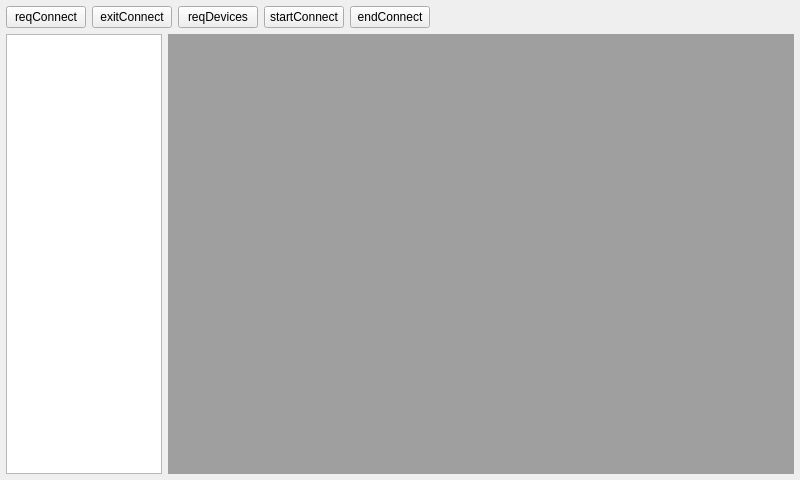
Before: the Qt Designer form GUI/mainwindow.ui in joshion/3DShow, drawn with Qt 5.
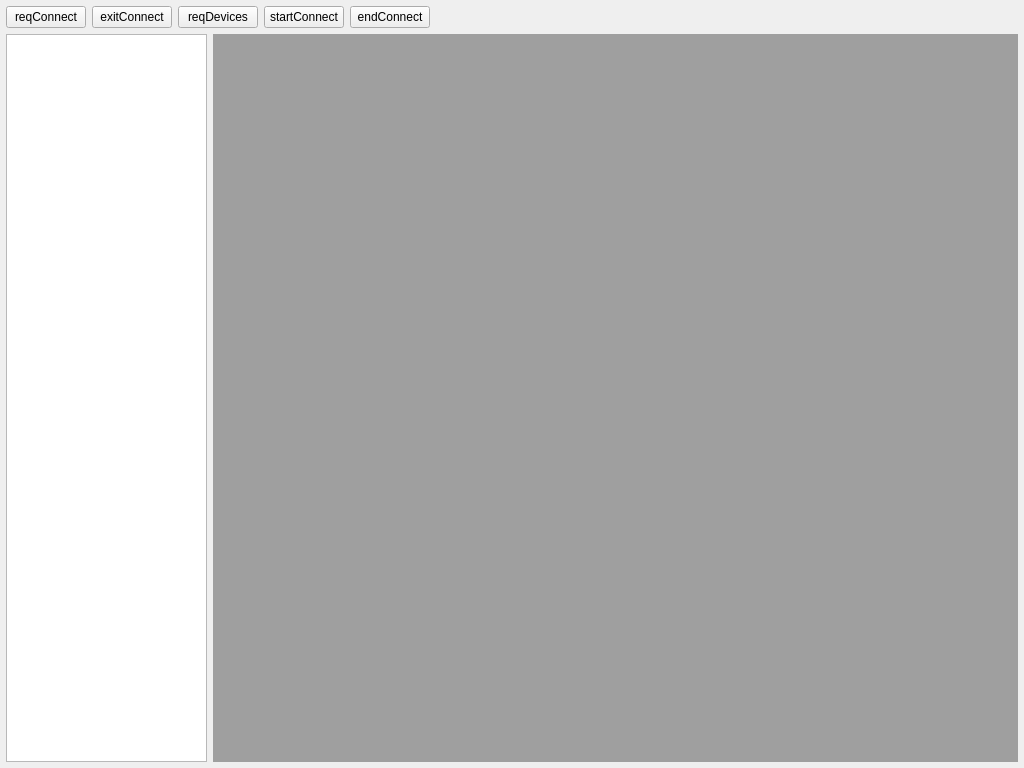
After: the same form once the commit is applied. Custom widgets are drawn as their Qt base class.

Diff of the .ui file:
```diff
--- a/GUI/mainwindow.ui
+++ b/GUI/mainwindow.ui
@@ -6,8 +6,8 @@
    <rect>
     <x>0</x>
     <y>0</y>
-    <width>800</width>
-    <height>480</height>
+    <width>1024</width>
+    <height>768</height>
    </rect>
   </property>
   <property name="windowTitle">
```
